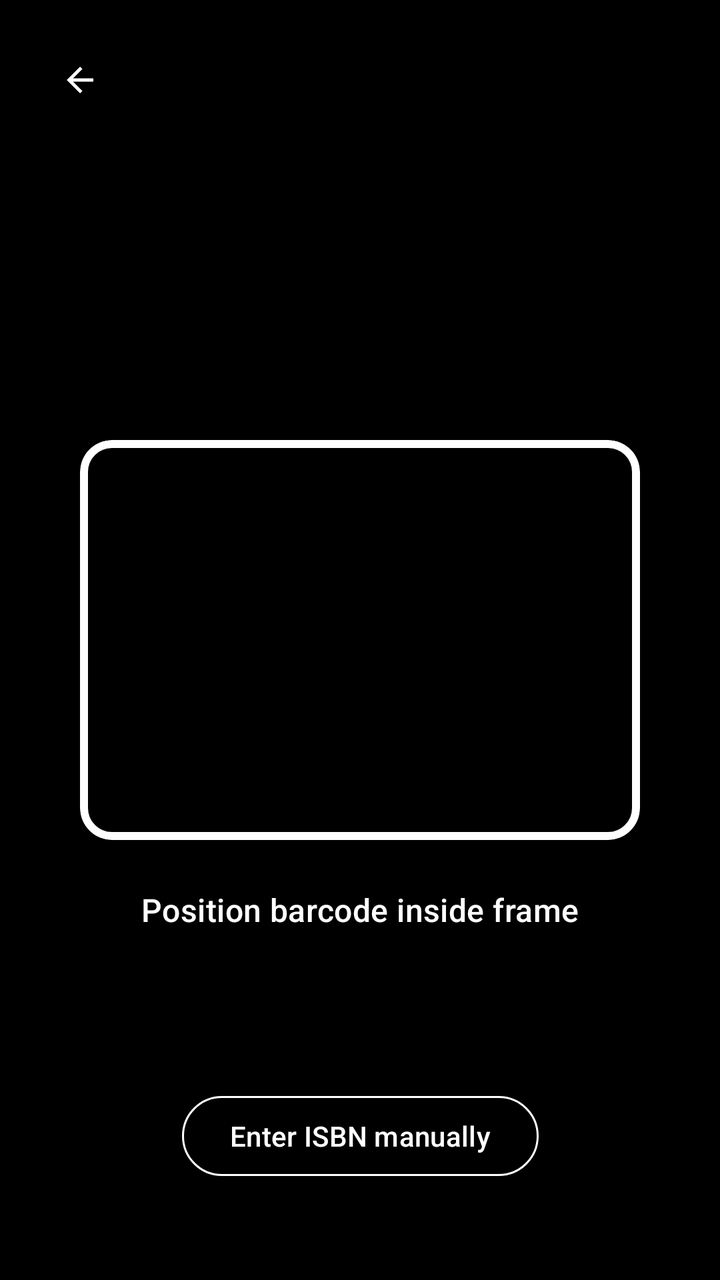
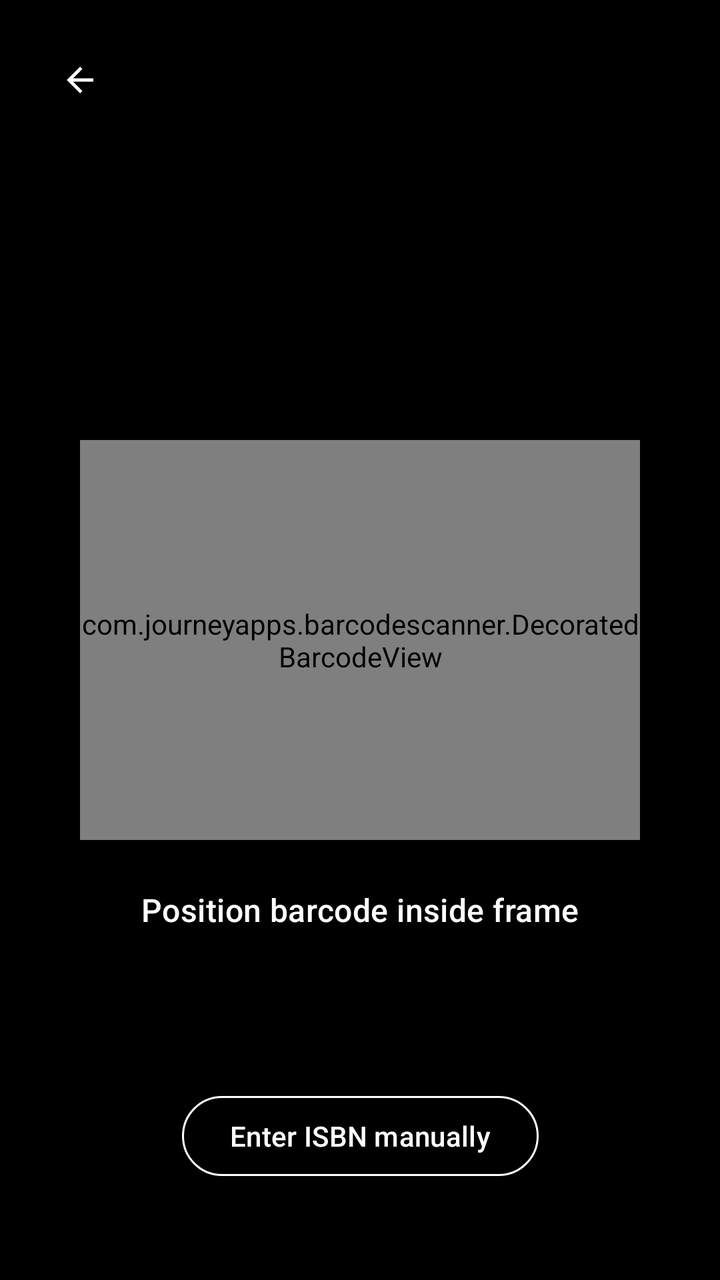

Two renders of the same Android screen: before a commit and after it. Below are the layout's source before the change and the commit's diff.
<!-- AndroidManifest.xml: application theme Theme.BookNookApp -->
<!-- res/layout/activity_scanner.xml -->
<?xml version="1.0" encoding="utf-8"?>
<androidx.constraintlayout.widget.ConstraintLayout
    xmlns:android="http://schemas.android.com/apk/res/android"
    xmlns:app="http://schemas.android.com/apk/res-auto"
    android:layout_width="match_parent"
    android:layout_height="match_parent"
    android:background="@color/black">

    
    <com.google.android.material.button.MaterialButton
        android:id="@+id/btnBackScanner"
        style="@style/Widget.Material3.Button.IconButton"
        android:contentDescription="Back arrow button"
        android:layout_width="wrap_content"
        android:layout_height="wrap_content"
        android:layout_margin="16dp"
        app:icon="@drawable/ic_arrow_back"
        app:iconTint="@color/white"
        app:layout_constraintStart_toStartOf="parent"
        app:layout_constraintTop_toTopOf="parent"
        />

    
    <com.google.android.material.card.MaterialCardView
        android:id="@+id/scannerFrame"
        android:layout_width="280dp"
        android:layout_height="200dp"
        app:cardBackgroundColor="@android:color/transparent"
        app:cardCornerRadius="16dp"
        app:strokeColor="@color/white"
        app:strokeWidth="4dp"
        app:layout_constraintBottom_toBottomOf="parent"
        app:layout_constraintEnd_toEndOf="parent"
        app:layout_constraintStart_toStartOf="parent"
        app:layout_constraintTop_toTopOf="parent"
        />

    <TextView
        android:layout_width="wrap_content"
        android:layout_height="wrap_content"
        android:layout_marginTop="24dp"
        android:text="Position barcode inside frame"
        android:textColor="@color/white"
        android:textAppearance="@style/TextAppearance.Material3.TitleMedium"
        app:layout_constraintEnd_toEndOf="parent"
        app:layout_constraintStart_toStartOf="parent"
        app:layout_constraintTop_toBottomOf="@id/scannerFrame"
        />

    
    <com.google.android.material.button.MaterialButton
        android:id="@+id/btnManualEntry"
        style="@style/Widget.Material3.Button.OutlinedButton"
        android:layout_width="wrap_content"
        android:layout_height="wrap_content"
        android:layout_marginBottom="48dp"
        android:text="Enter ISBN manually"
        android:textColor="@color/white"
        app:strokeColor="@color/white"
        app:layout_constraintBottom_toBottomOf="parent"
        app:layout_constraintEnd_toEndOf="parent"
        app:layout_constraintStart_toStartOf="parent"
        />

</androidx.constraintlayout.widget.ConstraintLayout>
<!-- resources referenced by this layout -->
<resources>
  <color name="black">#000000</color>
  <color name="white">#FFFFFF</color>
  <!-- drawable ic_arrow_back (drawable) -->
  <vector xmlns:android="http://schemas.android.com/apk/res/android" android:autoMirrored="true" android:height="24dp" android:tint="#000000" android:viewportHeight="960" android:viewportWidth="960" android:width="24dp">
        
      <path android:fillColor="@android:color/white" android:pathData="M313,520L537,744L480,800L160,480L480,160L537,216L313,440L800,440L800,520L313,520Z"/>
      
  </vector>
  <style name="Theme.BookNookApp" parent="Theme.Material3.DayNight.NoActionBar">
          
          
          <item name="colorPrimary">@color/md_theme_primary</item>
          <item name="colorOnPrimary">@color/md_theme_onPrimary</item>
          
          <item name="colorPrimaryContainer">@color/md_theme_primaryContainer</item>
          <item name="colorOnPrimaryContainer">@color/md_theme_onPrimaryContainer
          </item> 
  
          
          
          <item name="colorSecondary">@color/md_theme_secondary</item>
          <item name="colorOnSecondary">@color/md_theme_onSecondary</item>
          <item name="colorSecondaryContainer">@color/md_theme_secondaryContainer</item>
          <item name="colorOnSecondaryContainer">@color/md_theme_onSecondaryContainer</item>
  
          
          
          <item name="colorTertiary">@color/md_theme_tertiary</item>
          <item name="colorOnTertiary">@color/md_theme_onTertiary</item>
          <item name="colorTertiaryContainer">@color/md_theme_tertiaryContainer
          </item> 
          <item name="colorOnTertiaryContainer">@color/md_theme_onTertiaryContainer</item>
  
          
          <item name="colorSurface">@color/md_theme_surface</item> 
          <item name="colorOnSurface">@color/md_theme_onSurface
          </item> 
          <item name="colorSurfaceContainer">@color/md_theme_surfaceContainer
          </item> 
  
          
          <item name="colorOnSurfaceVariant">@color/md_theme_onSurfaceVariant</item>
          <item name="colorOutlineVariant">@color/md_theme_outlineVariant</item>
  
  
  
          
          <item name="colorError">@color/md_theme_error</item>
          <item name="colorOnError">@color/md_theme_onError</item>
  
          
          <item name="android:windowBackground">@color/md_theme_surface</item>
          <item name="android:statusBarColor">@color/md_theme_surface</item>
          <item name="android:windowLightStatusBar">true</item>
  
          
          <item name="bottomSheetDialogTheme">@style/AppBottomSheetDialogTheme</item>
      </style>
  <color name="md_theme_primary">#4C6246</color>
  <color name="md_theme_onPrimary">#FFFFFF</color>
  <color name="md_theme_primaryContainer">#B4C8AA</color>
  <color name="md_theme_onPrimaryContainer">#182316</color>
  <color name="md_theme_secondary">#5C757A</color>
  <color name="md_theme_onSecondary">#FFFFFF</color>
  <color name="md_theme_secondaryContainer">#DEEBF1</color>
  <color name="md_theme_onSecondaryContainer">#141E21</color>
  <color name="md_theme_tertiary">#CB7A5C</color>
  <color name="md_theme_onTertiary">#FFFFFF</color>
  <color name="md_theme_tertiaryContainer">#FFDBC9</color>
  <color name="md_theme_onTertiaryContainer">#331200</color>
  <color name="md_theme_surface">#E9E2D8</color>
  <color name="md_theme_onSurface">#1C1C18</color>
  <color name="md_theme_surfaceContainer">#DFD9D0</color>
  <color name="md_theme_onSurfaceVariant">#44483D</color>
  <color name="md_theme_outlineVariant">#C4C8BB</color>
  <color name="md_theme_error">#BA1A1A</color>
  <color name="md_theme_onError">#FFFFFF</color>
  <style name="AppBottomSheetDialogTheme" parent="Theme.Design.Light.BottomSheetDialog">
          <item name="bottomSheetStyle">@style/AppModalStyle</item>
      </style>
  <style name="AppModalStyle" parent="Widget.Design.BottomSheet.Modal">
          <item name="android:background">@android:color/transparent</item>
      </style>
</resources>

<!-- the commit's change to res/layout/activity_scanner.xml (unified diff, before → after) -->
@@ -6,7 +6,6 @@
     android:layout_height="match_parent"
     android:background="@color/black">
 
-    
     <com.google.android.material.button.MaterialButton
         android:id="@+id/btnBackScanner"
         style="@style/Widget.Material3.Button.IconButton"
@@ -17,23 +16,16 @@
         app:icon="@drawable/ic_arrow_back"
         app:iconTint="@color/white"
         app:layout_constraintStart_toStartOf="parent"
-        app:layout_constraintTop_toTopOf="parent"
-        />
+        app:layout_constraintTop_toTopOf="parent" />
 
-    
-    <com.google.android.material.card.MaterialCardView
+    <com.journeyapps.barcodescanner.DecoratedBarcodeView
         android:id="@+id/scannerFrame"
         android:layout_width="280dp"
         android:layout_height="200dp"
-        app:cardBackgroundColor="@android:color/transparent"
-        app:cardCornerRadius="16dp"
-        app:strokeColor="@color/white"
-        app:strokeWidth="4dp"
         app:layout_constraintBottom_toBottomOf="parent"
         app:layout_constraintEnd_toEndOf="parent"
         app:layout_constraintStart_toStartOf="parent"
-        app:layout_constraintTop_toTopOf="parent"
-        />
+        app:layout_constraintTop_toTopOf="parent" />
 
     <TextView
         android:layout_width="wrap_content"
@@ -44,10 +36,8 @@
         android:textAppearance="@style/TextAppearance.Material3.TitleMedium"
         app:layout_constraintEnd_toEndOf="parent"
         app:layout_constraintStart_toStartOf="parent"
-        app:layout_constraintTop_toBottomOf="@id/scannerFrame"
-        />
+        app:layout_constraintTop_toBottomOf="@id/scannerFrame" />
 
-    
     <com.google.android.material.button.MaterialButton
         android:id="@+id/btnManualEntry"
         style="@style/Widget.Material3.Button.OutlinedButton"
@@ -59,7 +49,6 @@
         app:strokeColor="@color/white"
         app:layout_constraintBottom_toBottomOf="parent"
         app:layout_constraintEnd_toEndOf="parent"
-        app:layout_constraintStart_toStartOf="parent"
-        />
+        app:layout_constraintStart_toStartOf="parent" />
 
 </androidx.constraintlayout.widget.ConstraintLayout>
